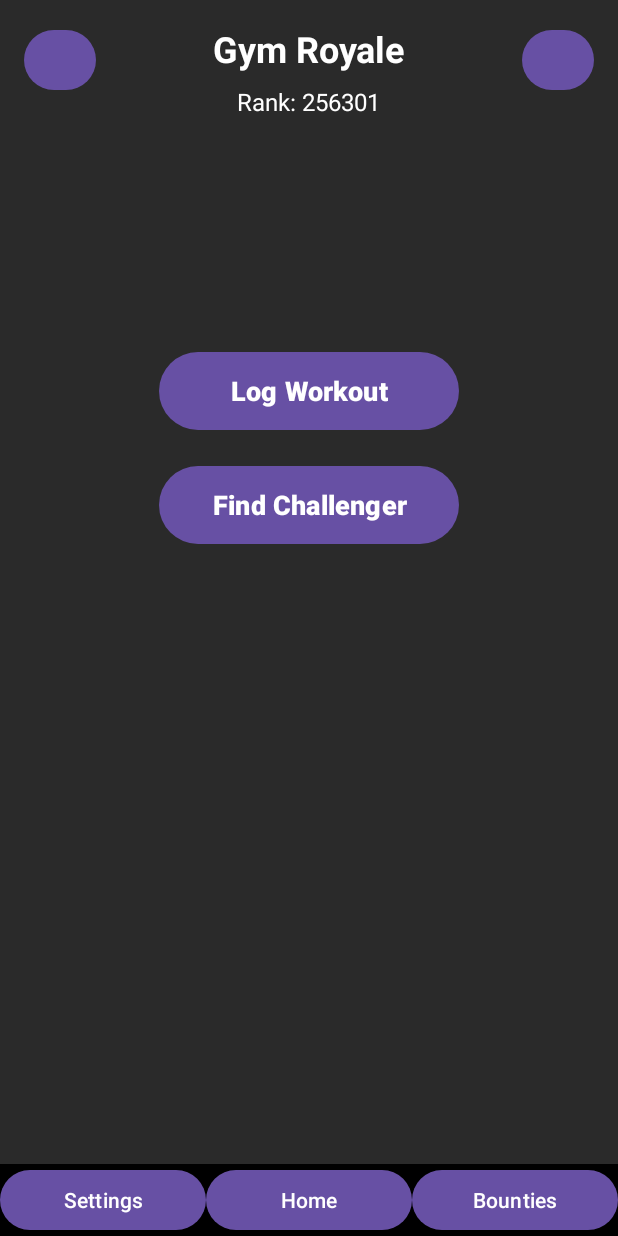
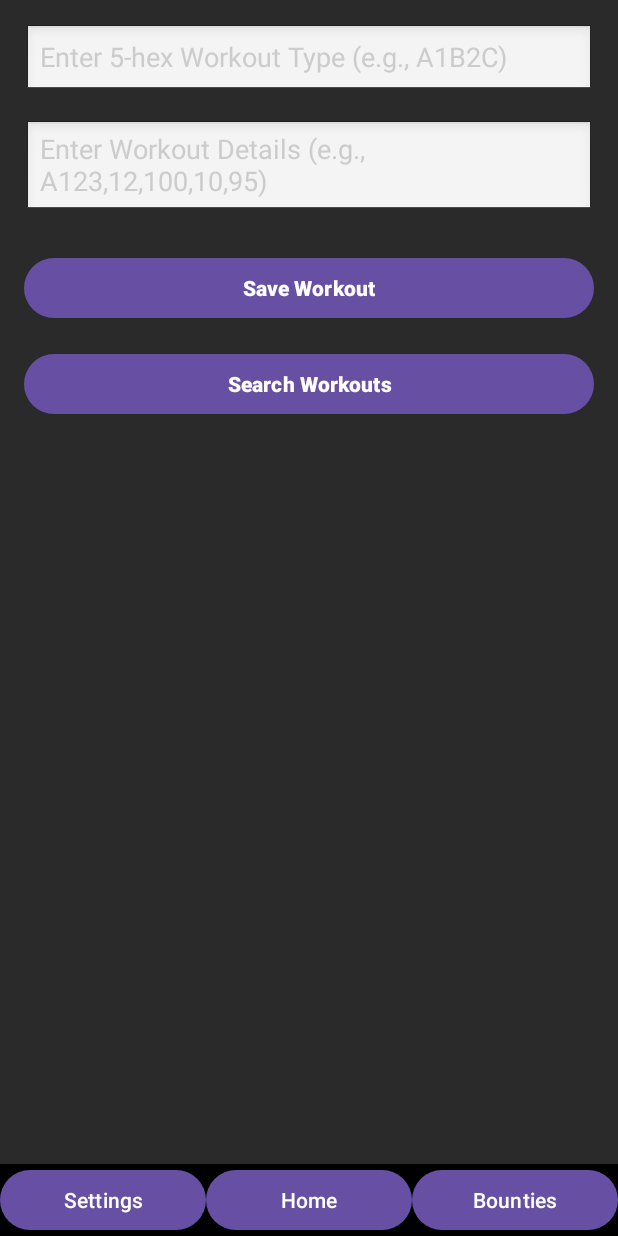
Before and after one commit to NordicNormad/GymRoyale, an Android app: the screen it shows after launch (MainActivity), after a tap on "Log Workout", on a phone screen of 412 x 824 dp. Run offline under Robolectric (Android 15) with nearby library versions, the phone set to English and light mode, and no system bars.

Commit message:
added the search function and logging function in. please test

```diff
--- a/app/src/main/java/com/cs407/gymroyale/LandingPage.kt
+++ b/app/src/main/java/com/cs407/gymroyale/LandingPage.kt
@@ -25,7 +25,14 @@ class LandingPageFragment : Fragment() {
 
         shopButton.setOnClickListener { /* Empty */ }
         profileButton.setOnClickListener { /* Empty */ }
-        logWorkoutButton.setOnClickListener { /* Empty */ }
+
+        // Load WorkoutStorageFragment when the Log Workout button is clicked
+        logWorkoutButton.setOnClickListener {
+            parentFragmentManager.beginTransaction()
+                .replace(R.id.fragment_container, WorkoutStorageFragment())
+                .addToBackStack(null) // Add the transaction to the back stack to allow navigation back
+                .commit()
+        }
 
         // Load LoadingScreenFragment when the Find Challenger button is clicked
         findChallengerButton.setOnClickListener {
--- /dev/null
+++ b/app/src/main/java/com/cs407/gymroyale/WorkoutStorageFragment.kt
@@ -0,0 +1,112 @@
+package com.cs407.gymroyale
+
+import android.content.Intent
+import android.os.Bundle
+import android.view.LayoutInflater
+import android.view.View
+import android.view.ViewGroup
+import android.widget.Button
+import android.widget.EditText
+import android.widget.Toast
+import androidx.appcompat.app.AppCompatActivity
+import androidx.fragment.app.Fragment
+import java.io.File
+
+class WorkoutStorageFragment : Fragment() {
+
+    private lateinit var workoutTypeInput: EditText
+    private lateinit var workoutDetailsInput: EditText
+    private lateinit var saveButton: Button
+    private lateinit var searchButton: Button
+
+
+    companion object {
+        const val REQUEST_SEARCH = 1
+        const val RESULT_WORKOUT = "selected_workout"
+    }
+
+    override fun onCreateView(
+        inflater: LayoutInflater, container: ViewGroup?,
+        savedInstanceState: Bundle?
+    ): View? {
+        val view = inflater.inflate(R.layout.fragment_workout_storage, container, false)
+        val bottomNavSettingsButton = view.findViewById<Button>(R.id.buttonBottomNavSettings)
+        val bottomNavHomeButton = view.findViewById<Button>(R.id.buttonBottomNavHome)
+        val bottomNavBountyButton = view.findViewById<Button>(R.id.buttonBottomNavBounties)
+
+        workoutTypeInput = view.findViewById(R.id.editWorkoutType)
+        workoutDetailsInput = view.findViewById(R.id.editWorkoutDetails)
+        saveButton = view.findViewById(R.id.btnSaveWorkout)
+        searchButton = view.findViewById(R.id.btnSearchWorkout)
+
+        saveButton.setOnClickListener {
+            saveWorkoutData()
+        }
+
+        searchButton.setOnClickListener {
+            openSearchWorkoutFragment()
+        }
+
+        // Load BountyFragment when the Bounties button is clicked
+        bottomNavBountyButton.setOnClickListener {
+            parentFragmentManager.beginTransaction()
+                .replace(R.id.fragment_container, BountyFragment())
+                .addToBackStack(null)
+                .commit()
+        }
+
+        bottomNavSettingsButton.setOnClickListener { /* Empty */ }
+        bottomNavHomeButton.setOnClickListener {
+            parentFragmentManager.beginTransaction()
+                .replace(R.id.fragment_container, LandingPageFragment())
+                .addToBackStack(null)
+                .commit()
+        }
+
+        return view
+    }
+
+    private fun saveWorkoutData() {
+        val workoutType = workoutTypeInput.text.toString().trim()
+        val workoutDetails = workoutDetailsInput.text.toString().trim()
+
+        // Validate input
+        if (workoutType.isEmpty() || workoutType.length != 5 || !workoutType.matches(Regex("[A-Fa-f0-9]{5}"))) {
+            Toast.makeText(requireContext(), "Workout type must be a 5-character hexadecimal code", Toast.LENGTH_SHORT).show()
+            return
+        }
+
+        if (workoutDetails.isEmpty()) {
+            Toast.makeText(requireContext(), "Workout details cannot be empty", Toast.LENGTH_SHORT).show()
+            return
+        }
+
+        // Save workout details to internal storage
+        val csvContent = "WorkoutType,Muscle,RepsSet1,WeightSet1,RepsSet2,WeightSet2,...\n$workoutType,$workoutDetails"
+        try {
+            val fileName = "workout_data.csv"
+            val file = File(requireContext().filesDir, fileName)
+            file.writeText(csvContent)
+
+            Toast.makeText(requireContext(), "Workout data saved successfully!", Toast.LENGTH_SHORT).show()
+        } catch (e: Exception) {
+            Toast.makeText(requireContext(), "Error saving workout data: ${e.message}", Toast.LENGTH_SHORT).show()
+        }
+    }
+
+    private fun openSearchWorkoutFragment() {
+        val intent = Intent(requireContext(), SearchWorkout::class.java)
+        startActivityForResult(intent, REQUEST_SEARCH)
+    }
+
+    override fun onActivityResult(requestCode: Int, resultCode: Int, data: Intent?) {
+        super.onActivityResult(requestCode, resultCode, data)
+
+        if (requestCode == REQUEST_SEARCH && resultCode == AppCompatActivity.RESULT_OK) {
+            val selectedWorkout = data?.getStringExtra(RESULT_WORKOUT)
+            if (selectedWorkout != null) {
+                workoutDetailsInput.setText(selectedWorkout)
+            }
+        }
+    }
+}
--- /dev/null
+++ b/app/src/main/res/layout/fragment_workout_storage.xml
@@ -0,0 +1,93 @@
+<?xml version="1.0" encoding="utf-8"?>
+<RelativeLayout
+    xmlns:android="http://schemas.android.com/apk/res/android"
+    android:layout_width="match_parent"
+    android:layout_height="match_parent"
+    android:background="#2A2A2A">
+
+    <!-- Main content container -->
+    <LinearLayout
+        android:layout_width="match_parent"
+        android:layout_height="match_parent"
+        android:orientation="vertical"
+        android:padding="16dp"
+        android:layout_above="@+id/bottomNavigationBar">
+
+        <!-- Input for Workout Type -->
+        <EditText
+            android:id="@+id/editWorkoutType"
+            android:layout_width="match_parent"
+            android:layout_height="wrap_content"
+            android:hint="Enter 5-hex Workout Type (e.g., A1B2C)"
+            android:textColor="#FFFFFF"
+            android:textColorHint="#CCCCCC"
+            android:background="@android:drawable/edit_text" />
+
+        <!-- Input for Workout Details -->
+        <EditText
+            android:id="@+id/editWorkoutDetails"
+            android:layout_width="match_parent"
+            android:layout_height="wrap_content"
+            android:hint="Enter Workout Details (e.g., A123,12,100,10,95)"
+            android:textColor="#FFFFFF"
+            android:textColorHint="#CCCCCC"
+            android:background="@android:drawable/edit_text"
+            android:layout_marginTop="16dp" />
+
+        <!-- Save Button -->
+        <Button
+            android:id="@+id/btnSaveWorkout"
+            android:layout_width="match_parent"
+            android:layout_height="wrap_content"
+            android:text="Save Workout"
+            android:textStyle="bold"
+            android:layout_marginTop="24dp" />
+
+        <Button
+            android:id="@+id/btnSearchWorkout"
+            android:layout_width="match_parent"
+            android:layout_height="wrap_content"
+            android:text="Search Workouts"
+            android:textStyle="bold"
+            android:layout_marginTop="16dp" />
+    </LinearLayout>
+
+    <!-- Bottom navigation bar -->
+    <LinearLayout
+        android:id="@+id/bottomNavigationBar"
+        android:layout_width="match_parent"
+        android:layout_height="wrap_content"
+        android:orientation="horizontal"
+        android:gravity="center"
+        android:layout_alignParentBottom="true"
+        android:background="#000000">
+
+        <!-- Bottom nav - Settings -->
+        <Button
+            android:id="@+id/buttonBottomNavSettings"
+            android:layout_width="0dp"
+            android:layout_height="wrap_content"
+            android:layout_weight="1"
+            android:text="Settings"
+            android:contentDescription="Settings" />
+
+        <!-- Bottom nav - homepage -->
+        <Button
+            android:id="@+id/buttonBottomNavHome"
+            android:layout_width="0dp"
+            android:layout_height="wrap_content"
+            android:layout_weight="1"
+            android:text="Home"
+            android:contentDescription="Home" />
+
+        <!-- Bottom nav - bounties -->
+        <Button
+            android:id="@+id/buttonBottomNavBounties"
+            android:layout_width="0dp"
+            android:layout_height="wrap_content"
+            android:layout_weight="1"
+            android:text="Bounties"
+            android:contentDescription="Bounties" />
+    </LinearLayout>
+
+</RelativeLayout>
```
Also changed, not shown: app/src/main/java/com/cs407/gymroyale/GemShop.kt (added, +59 -0 lines), app/src/main/java/com/cs407/gymroyale/SearchWorkout.kt (+14 -12 lines), app/src/main/res/layout/fragment_gem_shop.xml (added, +14 -0 lines).
